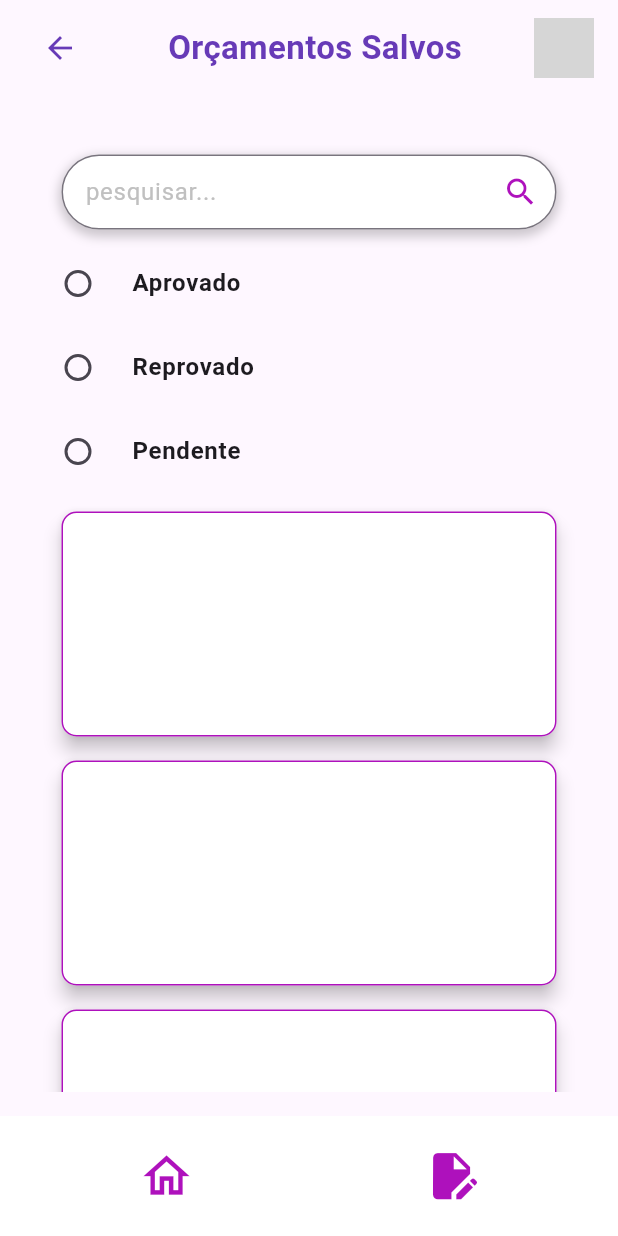
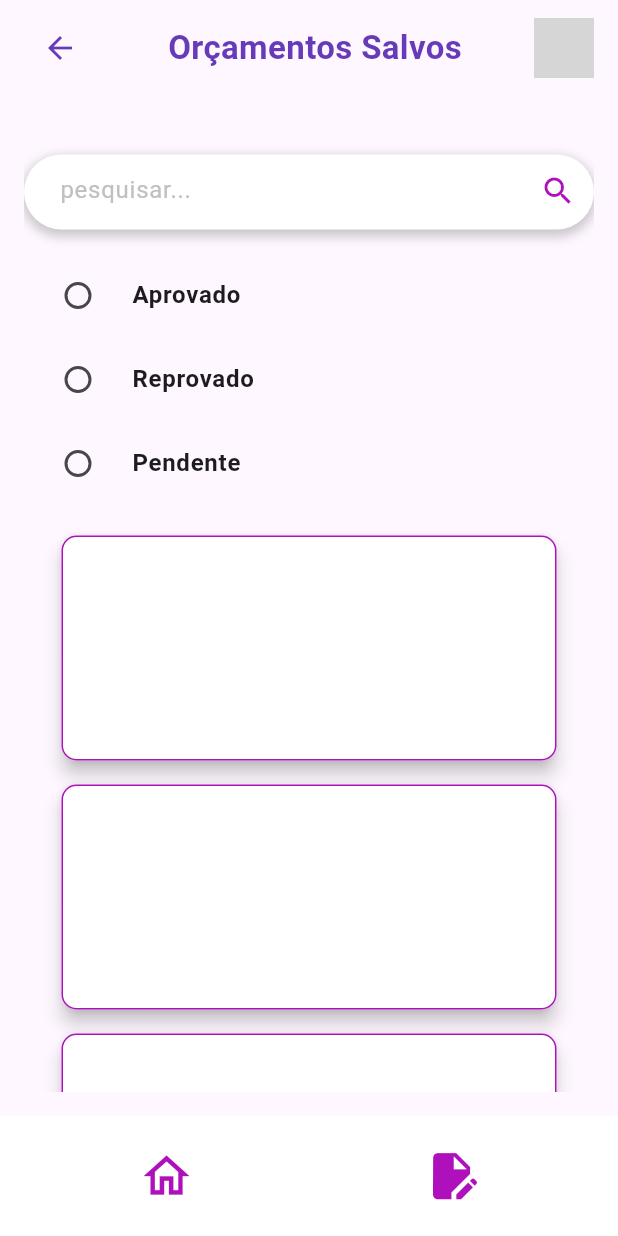
Before and after one commit to josiasgomes/projetofinalflutter, a Flutter app: the OrcamentosSalvos screen opened directly, on a phone screen of 412 x 824 dp. Run offline on Flutter 3.47's test engine with Material 3 defaults, Android fonts, the phone set to English and light mode, and no system bars; our stand-ins replace firebase_auth, firebase_core; accounts and stored records are empty; network calls fail; grey boxes are pictures that could not be loaded.

Commit message:
cadastro clientes responsivo..

```diff
--- a/lib/src/view/orcamentos_salvos/orcamento_salvos.dart
+++ b/lib/src/view/orcamentos_salvos/orcamento_salvos.dart
@@ -3,38 +3,51 @@ import 'package:myapp/widget/app_bar.dart';
 import 'package:myapp/widget/barra_navegacao_principal.dart';
 import 'package:myapp/widget/card.dart';
 import 'package:myapp/widget/filtro_orcamentos.dart';
-//import 'package:myapp/widget/campo_label.dart';
 import 'package:myapp/widget/linha_icones.dart';
 
 class OrcamentosSalvos extends StatelessWidget {
   const OrcamentosSalvos({super.key});
+
+  // Define a largura máxima ideal para o conteúdo principal
+  static const double _maxWidthContent = 700.0;
 
   @override
   Widget build(BuildContext context) {
     return Scaffold(
       appBar: const CustomAppBar(
         title: 'Orçamentos Salvos',
-        automaticallyImplyLeading: true, // No back button on this screen
+        automaticallyImplyLeading: true, // Mantém o botão de voltar padrão
       ),
-body: Padding(
+      body: LayoutBuilder(
+        builder: (context, constraints) {
+          final double screenWidth = constraints.maxWidth;
+          final bool isLargeScreen = screenWidth > _maxWidthContent;
+
+          return Center(
+            // Limita a largura do conteúdo principal em telas grandes
+            child: SizedBox(
+              width: isLargeScreen ? _maxWidthContent : screenWidth,
+              child: Padding(
                 padding: const EdgeInsets.all(16.0),
-  child: Center(
                 child: ListView(
                   children: [
+                    // Área de Pesquisa
                     Column(
-          crossAxisAlignment: CrossAxisAlignment.center, // Alinha o texto à esquerda
+                      crossAxisAlignment: CrossAxisAlignment.stretch, // Faz o conteúdo (TextField) esticar
                       children: [
-            Text(
+                        // O Text está vazio no código original, mas foi mantido aqui
+                        const Text(
                           "",
-              style: const TextStyle(
+                          style: TextStyle(
                             fontSize: 12,
                             fontWeight: FontWeight.bold,
                             fontFamily: 'Roboto',
                           ),
                         ),
                         const SizedBox(height: 6),
+                        // O Container do TextField agora usa largura máxima disponível
                         Container(
-              width: 330,
+                          // Removida a largura fixa de 330 para usar toda a largura disponível (stretch)
                           height: 50,
                           decoration: BoxDecoration(
                             color: const Color(0xffFFFFFF),
@@ -50,12 +63,16 @@ body: Padding(
                           ),
                           child: TextField(
                             decoration: InputDecoration(
+                              contentPadding: const EdgeInsets.symmetric(horizontal: 20),
                               border: OutlineInputBorder(
                                 borderRadius: BorderRadius.circular(50.0),
+                                borderSide: BorderSide.none, // O container já tem a decoração de sombra
                               ),
                               labelText: "pesquisar...",
                               labelStyle: const TextStyle(color: Color(0xffC0C0C0)),
-                  suffixIcon: const Icon(Icons.search, color: Color(0xffAE11BC),
+                              suffixIcon: const Icon(
+                                Icons.search,
+                                color: Color(0xffAE11BC),
                               ),
                             ),
                           ),
@@ -63,24 +80,28 @@ body: Padding(
                       ],
                     ),
 
+                    const SizedBox(height: 16), // Aumentei o espaçamento para clareza
+
+                    const FiltrandoOrcamentos(),
+
+                    const SizedBox(height: 16),
+
+                    // Lista de Cards
+                    const CardOrcamento(),
+                    const SizedBox(height: 8),
+                    const CardOrcamento(),
+                    const SizedBox(height: 8),
+                    const CardOrcamento(),
                     const SizedBox(height: 8),
 
-        FiltrandoOrcamentos(),
+                    const SizedBox(height: 20),
 
-        const SizedBox(height: 8),
-
-//CARD
-        CardOrcamento(),
-        const SizedBox(height: 8),
-        CardOrcamento(),
-        const SizedBox(height: 8),
-        CardOrcamento(),
-        const SizedBox(height: 8),
-
-//ENCERRA CARD
-
-        const Row(
-          mainAxisAlignment: MainAxisAlignment.spaceBetween,
+                    // Botões de Ação Responsivos
+                    // Usa Wrap para quebrar a linha se a tela for muito estreita
+                    const Wrap(
+                      alignment: WrapAlignment.center, // Centraliza os botões
+                      spacing: 20.0, // Espaço horizontal entre os itens
+                      runSpacing: 10.0, // Espaço vertical (quando quebra a linha)
                       children: [
                         LinhaIcones(label: "Salvar", icon: Icons.save),
                         LinhaIcones(label: "Cancelar", icon: Icons.cancel),
@@ -88,11 +109,14 @@ body: Padding(
                       ],
                     ),
                     const SizedBox(height: 30),
-      ],//children
+                  ],
                 ),
               ),
             ),
-      bottomNavigationBar: BarraNavegacaoPrincipal(),
+          );
+        },
+      ),
+      bottomNavigationBar: const BarraNavegacaoPrincipal(),
     );
   }
 }
--- a/lib/widget/card.dart
+++ b/lib/widget/card.dart
@@ -26,6 +26,8 @@ class _CardOrcamentoState extends State<CardOrcamento> {
             padding: const EdgeInsets.all(16.0),
             child: Column(
               crossAxisAlignment: CrossAxisAlignment.start,
+              // Adicione o conteúdo do Card aqui.
+
               // Adicione os widgets filhos aqui
             ),
           ),
```
Lines whose indentation alone changed are shown as unchanged.
